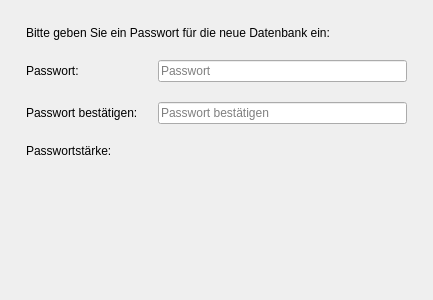
Above: ui/PasswordWizardPage.ui from JulWit/PasswordManager before the change. Below: the same form after it.
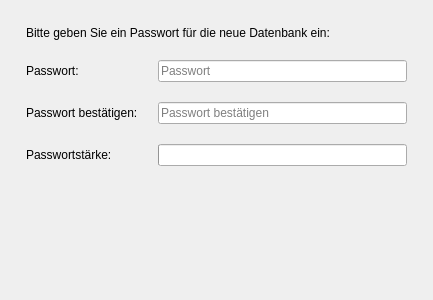
That is the form after the change.

Commit message: evaluate password strength

```diff
--- a/ui/PasswordWizardPage.ui
+++ b/ui/PasswordWizardPage.ui
@@ -94,6 +94,28 @@
        </property>
       </widget>
      </item>
+     <item row="3" column="1">
+      <widget class="QProgressBar" name="passwordStrength">
+       <property name="enabled">
+        <bool>true</bool>
+       </property>
+       <property name="autoFillBackground">
+        <bool>false</bool>
+       </property>
+       <property name="value">
+        <number>0</number>
+       </property>
+       <property name="textVisible">
+        <bool>false</bool>
+       </property>
+       <property name="invertedAppearance">
+        <bool>false</bool>
+       </property>
+       <property name="textDirection">
+        <enum>QProgressBar::BottomToTop</enum>
+       </property>
+      </widget>
+     </item>
     </layout>
    </item>
   </layout>
```
The commit also changes 5 other files.
